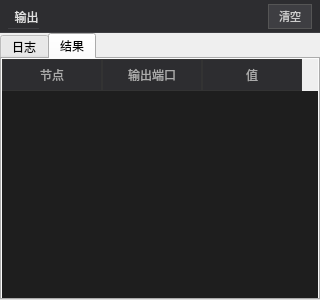
This is DateVisionPlus/panels/outputpanel.ui in yangllllll/DateVsionPlus as Qt 5 draws it before an edit. The edited form follows.
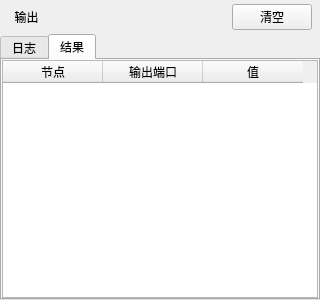
This is the edited form. The open tabs and pages were chosen to show the change.

```diff
--- a/DateVisionPlus/panels/outputpanel.ui
+++ b/DateVisionPlus/panels/outputpanel.ui
@@ -31,9 +31,6 @@
    </property>
    <item>
     <widget class="QWidget" name="header" native="true">
-     <property name="styleSheet">
-      <string notr="true">QWidget { background: #2d2d30; border-bottom: 1px solid #3e3e42; }</string>
-     </property>
      <layout class="QHBoxLayout" name="headerLayout">
       <property name="leftMargin">
        <number>8</number>
@@ -49,9 +46,6 @@
       </property>
       <item>
        <widget class="QLabel" name="lblTitle">
-        <property name="styleSheet">
-         <string notr="true">color: #e0e0e0;</string>
-        </property>
         <property name="text">
          <string>  输出</string>
         </property>
@@ -72,10 +66,6 @@
       </item>
       <item>
        <widget class="QPushButton" name="btnClear">
-        <property name="styleSheet">
-         <string notr="true">QPushButton { background: #3e3e42; color: #cccccc; border: 1px solid #555555; padding: 3px 10px; font-size: 11px; }
-QPushButton:hover { background: #505050; }</string>
-        </property>
         <property name="text">
          <string>清空</string>
         </property>
@@ -137,10 +127,6 @@
        </property>
        <item>
         <widget class="QTableWidget" name="tblResults">
-         <property name="styleSheet">
-          <string notr="true">QTableWidget { background: #1e1e1e; color: #cccccc; border: none; gridline-color: #333333; font-family: &quot;Microsoft YaHei&quot;; font-size: 11px; }
-QHeaderView::section { background: #2d2d30; color: #aaaaaa; border: 1px solid #333333; padding: 4px; }</string>
-         </property>
          <column>
           <property name="text">
            <string>节点</string>
```
Left out of the diff: 3 changed lines with no effect on the pictures.
